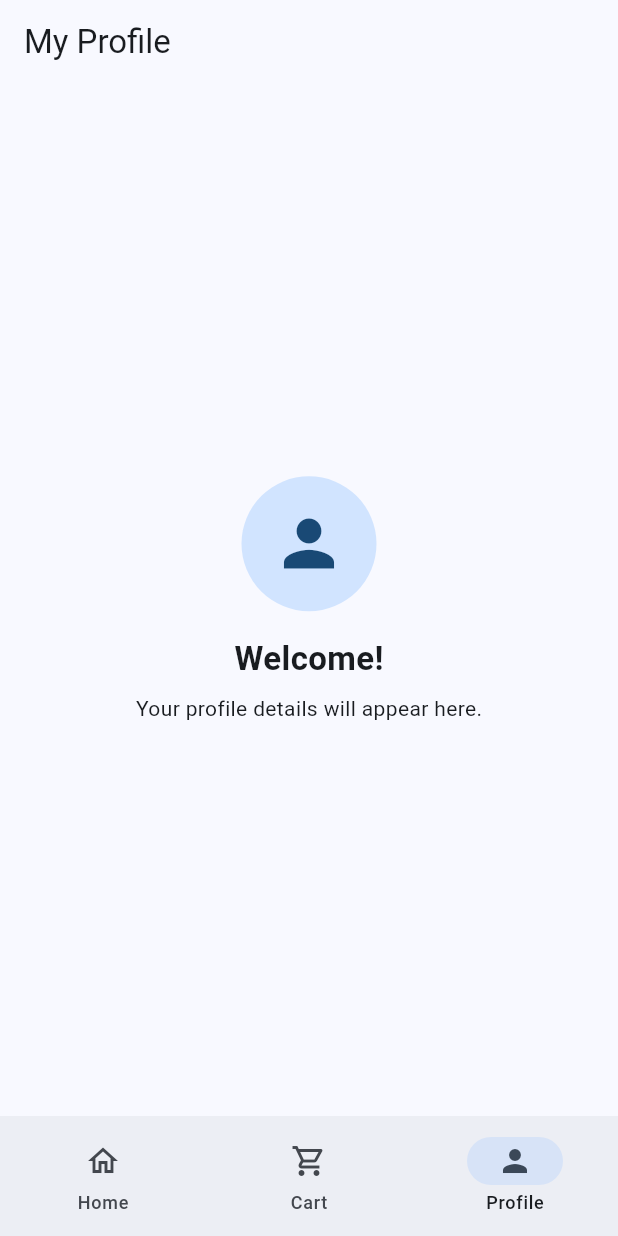
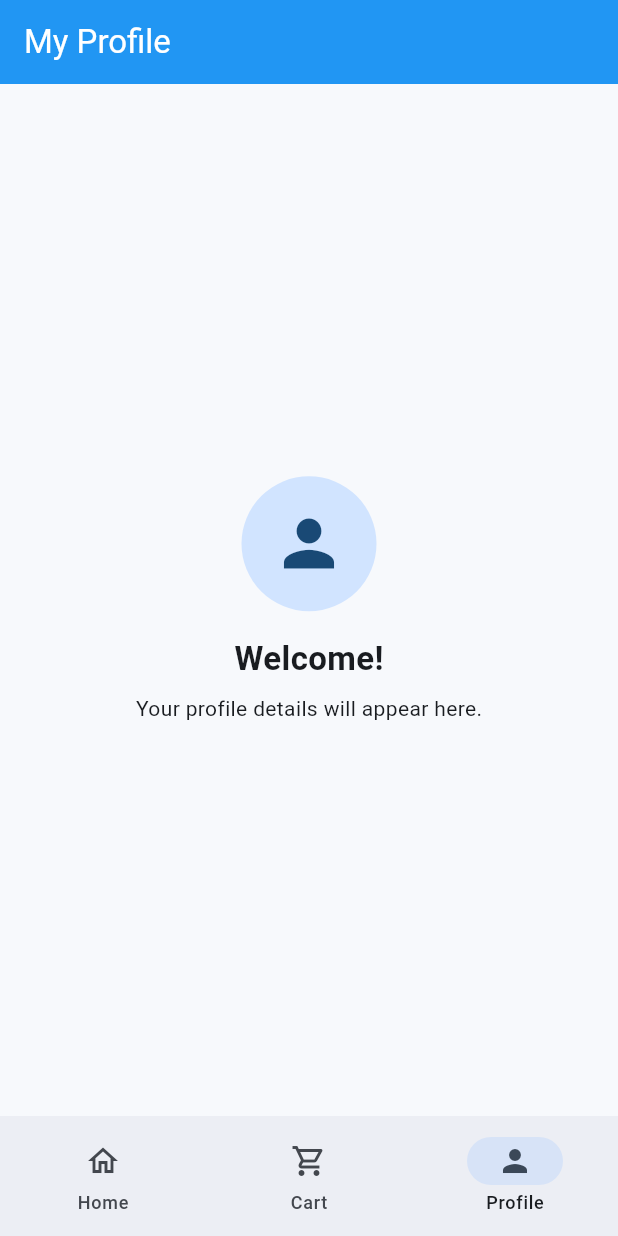
Before and after one commit to SathishChekuri/E-Commerce-App-2026-Flutter, a Flutter app: the screen it shows after launch, item 3 of the bottom bar chosen, on a phone screen of 412 x 824 dp. Run offline on Flutter 3.47's test engine with Material 3 defaults, Android fonts, the phone set to English and light mode, and no system bars; network calls fail.

```diff
--- a/lib/main.dart
+++ b/lib/main.dart
@@ -1,6 +1,6 @@
 
 import 'package:flutter/material.dart';
-
+import 'theme/app_theme.dart';
 import 'models/product.dart';
 import 'screens/main_navigation_screen.dart';
 import 'screens/product_details_screen.dart';
@@ -17,12 +17,7 @@ class EcommerceApp extends StatelessWidget {
     return MaterialApp(
       debugShowCheckedModeBanner: false,
       title: 'E-Commerce App',
-      theme: ThemeData(
-        colorScheme: ColorScheme.fromSeed(
-          seedColor: Colors.blue,
-        ),
-        useMaterial3: true,
-      ),
+     theme: AppTheme.lightTheme,
       initialRoute: '/home',
       routes: {
         '/home': (context) => const MainNavigationScreen(),
--- a/lib/screens/main_navigation_screen.dart
+++ b/lib/screens/main_navigation_screen.dart
@@ -17,18 +17,22 @@ class _MainNavigationScreenState
     extends State<MainNavigationScreen> {
   int _selectedIndex = 0;
 
-  final List<Widget> _screens = const [
-    HomeScreen(),
-    CartScreen(),
-    ProfileScreen(),
-  ];
+  void _refreshCart() {
+    setState(() {});
+  }
 
   @override
   Widget build(BuildContext context) {
+    final List<Widget> screens = [
+      HomeScreen(onCartChanged: _refreshCart),
+      const CartScreen(),
+      const ProfileScreen(),
+    ];
+
     return Scaffold(
       body: IndexedStack(
         index: _selectedIndex,
-        children: _screens,
+        children: screens,
       ),
       bottomNavigationBar: NavigationBar(
         selectedIndex: _selectedIndex,
--- /dev/null
+++ b/lib/theme/app_theme.dart
@@ -0,0 +1,37 @@
+
+import 'package:flutter/material.dart';
+
+class AppTheme {
+  static ThemeData get lightTheme {
+    return ThemeData(
+      useMaterial3: true,
+      colorScheme: ColorScheme.fromSeed(
+        seedColor: Colors.blue,
+      ),
+      scaffoldBackgroundColor: const Color(0xFFF7F9FC),
+      appBarTheme: const AppBarTheme(
+        backgroundColor: Colors.blue,
+        foregroundColor: Colors.white,
+        centerTitle: false,
+      ),
+      cardTheme: CardThemeData(
+        elevation: 2,
+        margin: const EdgeInsets.all(8),
+        shape: RoundedRectangleBorder(
+          borderRadius: BorderRadius.circular(12),
+        ),
+      ),
+      elevatedButtonTheme: ElevatedButtonThemeData(
+        style: ElevatedButton.styleFrom(
+          padding: const EdgeInsets.symmetric(
+            horizontal: 20,
+            vertical: 14,
+          ),
+          shape: RoundedRectangleBorder(
+            borderRadius: BorderRadius.circular(10),
+          ),
+        ),
+      ),
+    );
+  }
+}
```
Also changed, not shown: lib/data/cart_data.dart (added, +19 -0 lines), lib/screens/cart_screen.dart (+52 -10 lines), lib/screens/home_screen.dart (+12 -13 lines), lib/screens/product_details_screen.dart (+17 -10 lines), lib/widgets/app_primary_button.dart (added, +27 -0 lines).
